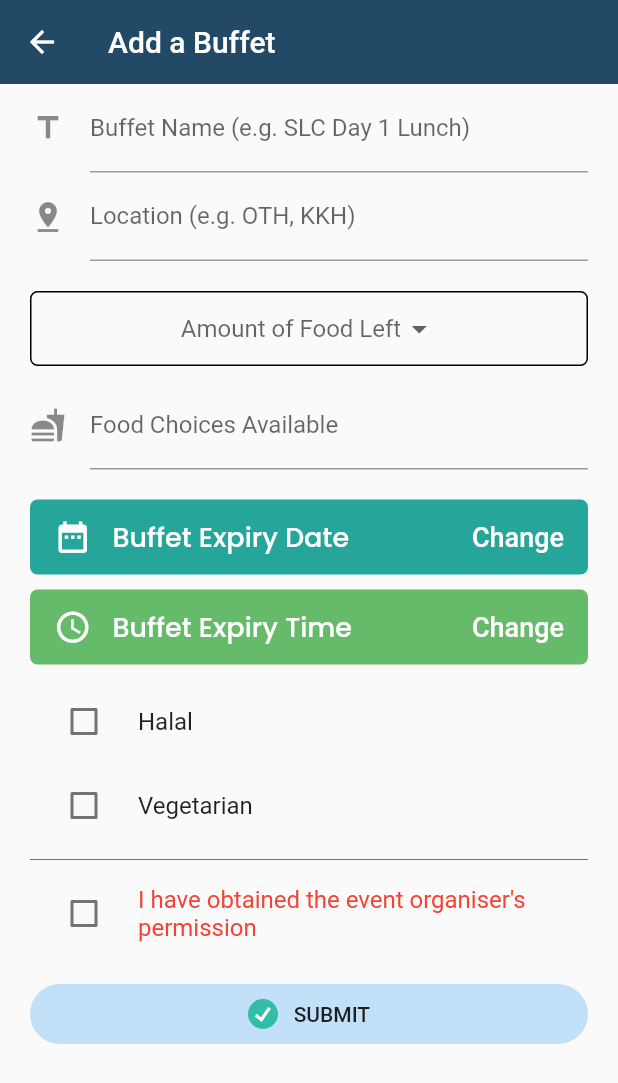
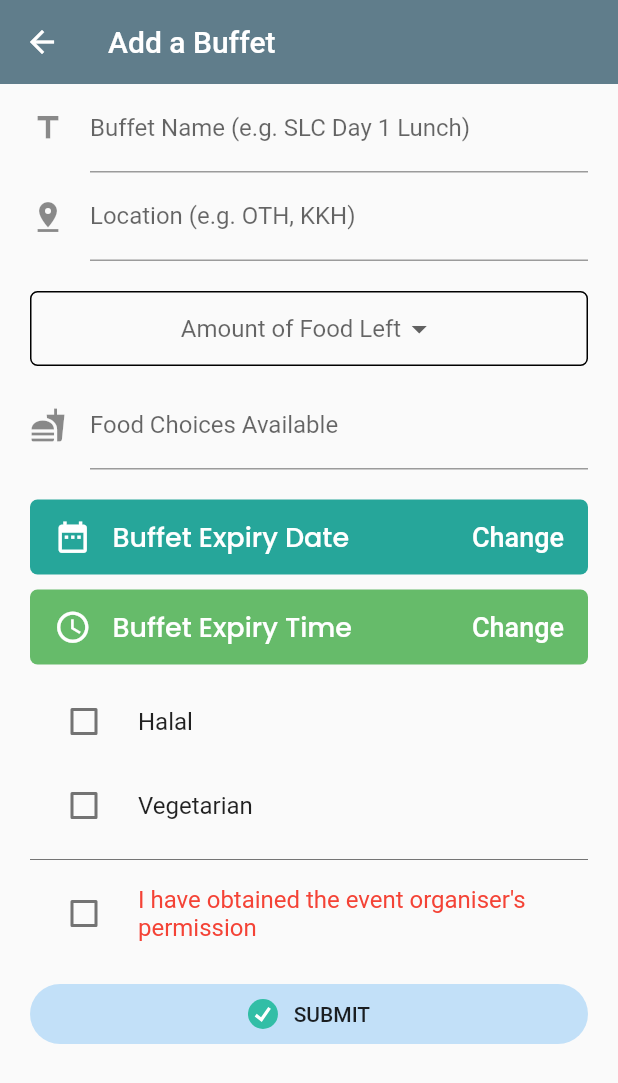
Before and after one commit to neohaojun/makanforfree, a Flutter app: the screen it shows once a user with an empty profile is signed in, after a tap on an icon or button, on a phone screen of 412 x 824 dp. Shown: the top 1083 px of the screen. Run offline on Flutter 3.47's test engine with Material 2 defaults, Android fonts, the phone set to English and light mode, and no system bars; our stand-ins replace cloud_firestore, firebase_auth, flutter_datetime_picker, flutter_svg, google_fonts, google_sign_in; accounts and stored records are empty.

Commit message:
commit on 'master'

```diff
--- a/lib/screens/home/form_material.dart
+++ b/lib/screens/home/form.dart
@@ -4,12 +4,12 @@ import 'package:flutter_datetime_picker/flutter_datetime_picker.dart';
 import 'package:flutter_svg/flutter_svg.dart';
 import 'package:google_fonts/google_fonts.dart';
 
-class FormMaterial extends StatefulWidget {
+class BuffetForm extends StatefulWidget {
   @override
-  _FormMaterialState createState() => _FormMaterialState();
+  _BuffetFormState createState() => _BuffetFormState();
 }
 
-class _FormMaterialState extends State<FormMaterial> {
+class _BuffetFormState extends State<BuffetForm> {
 
   @override
   void initState() {
@@ -48,7 +48,7 @@ class _FormMaterialState extends State<FormMaterial> {
     return Scaffold(
       appBar: AppBar(
         title: Text('Add a Buffet'),
-        backgroundColor: Color(0xff224966),
+        backgroundColor: Colors.blueGrey,
         elevation: 0.0,
       ),
       body: Container(
@@ -298,7 +298,9 @@ class _FormMaterialState extends State<FormMaterial> {
                         ),
                         onPressed: () {
                           _expiryDate = DateTime(_year, _month, _day, _hour, _minute, _second);
-                          firestoreInstance.collection("buffets").add({
+                          firestoreInstance
+                            .collection("buffets")
+                            .add({
                               "title" : _titleController.text,
                               "location": _locationController.text,
                               "amount": _currentItemSelected,
--- a/lib/screens/home/home.dart
+++ b/lib/screens/home/home.dart
@@ -1,7 +1,9 @@
 import 'package:flutter/material.dart';
 import 'package:flutter_svg/flutter_svg.dart';
+import 'package:intl/intl.dart';
 import 'package:makanforfree/services/auth.dart';
-import 'form_material.dart';
+import 'form.dart';
+import 'details.dart';
 import 'package:cloud_firestore/cloud_firestore.dart';
 // import 'package:makanforfree/shared/loading.dart';
 
@@ -16,13 +18,14 @@ class _HomeState extends State<Home> {
   bool loading = false;
   DateTime now =  DateTime.now();
   DateTime expiry = DateTime.now();
+  String expiryString = '';
   var circleColour = Colors.green;
-  List buffets = [];
 
   List<Widget> makeListWidget(AsyncSnapshot snapshot) {
     return snapshot.data.documents.map<Widget>((document) {
       now =  DateTime.now();
       expiry = document["expiry"].toDate();
+      expiryString = DateFormat('dd-MM-yyyy kk:mm:ss').format(expiry);
       if (now.isAfter(expiry)) {
         circleColour = Colors.red;
       } else if (now.isAtSameMomentAs(expiry)) {
@@ -31,19 +34,22 @@ class _HomeState extends State<Home> {
         circleColour= Colors.blue;
       }
 
-      // buffets = [
-      //   {expiry: document["expiry"].toDate()}
-      // ];
-      // buffets.sort((a,b) => a.compareTo(b));
-
       return ListTile(
         leading: CircleAvatar(
           backgroundColor: circleColour,
         ),
         title: Text(document["title"]),
-        subtitle: Text(document["location"]),
+        subtitle: Text('Expiry: $expiryString'),
         trailing: Icon(Icons.keyboard_arrow_right),
-        onTap: () {},
+        onTap: () {
+          Navigator.push(
+            context,
+            MaterialPageRoute(
+              builder: (context) => DetailsPage()
+            )
+          );
+        },
+        // onTap: () => navigateToDetailsPage(snapshot.data[index]),
       );
     }).toList();
   }
@@ -51,15 +57,14 @@ class _HomeState extends State<Home> {
   @override
   Widget build(BuildContext context) {
     return Scaffold(
-      // backgroundColor: Colors.white,
       appBar: AppBar(
         title: Row(
           children: [
-            Image.asset(
-              'assets/images/logo.png',
-              fit: BoxFit.contain,
-              height: 33.0,
-            ),
+            // Image.asset(
+            //   'assets/images/logo.png',
+            //   fit: BoxFit.contain,
+            //   height: 33.0,
+            // ),
             Container(
               padding: const EdgeInsets.all(8.0),
               child: Text(
@@ -90,12 +95,10 @@ class _HomeState extends State<Home> {
             // children: <Widget>[
               // SizedBox(height: 50.0,),
               child: StreamBuilder(
-                stream: Firestore.instance.collection('buffets').snapshots(),
+                stream: Firestore.instance.collection('buffets').orderBy('expiry', descending: true).snapshots(),
                 builder: (context, snapshot) {
                   return ListView(
-                    // children: ListTile.divideTiles(
-                      children: makeListWidget(snapshot),
-                    // )
+                    children: makeListWidget(snapshot),
                   );
                 }
               ),
@@ -114,7 +117,7 @@ class _HomeState extends State<Home> {
         child: FloatingActionButton(
           onPressed: () {
             Navigator.push(context,
-              // MaterialPageRoute(builder: (context) => FormMaterial())
+              // MaterialPageRoute(builder: (context) => BuffetForm())
               PageRouteBuilder(
                 transitionsBuilder: (BuildContext context, Animation<double> animation, Animation<double> secAnimation, Widget child) {
 
@@ -127,7 +130,7 @@ class _HomeState extends State<Home> {
                   );
                 },
                 pageBuilder: (BuildContext context, Animation<double> animation, Animation<double> secAnimation) {
-                  return FormMaterial();
+                  return BuffetForm();
                 }
               )
             );
--- a/pubspec.yaml
+++ b/pubspec.yaml
@@ -31,7 +31,6 @@ dependencies:
   device_info: ^0.4.2+3
 
   rxdart: ^0.24.0
-
   google_fonts: ^1.1.0
 
   animations: ^1.0.0+5
```
Also changed, not shown: lib/screens/home/details.dart (added, +34 -0 lines), 2 other files. Lines whose indentation alone changed are shown as unchanged.
